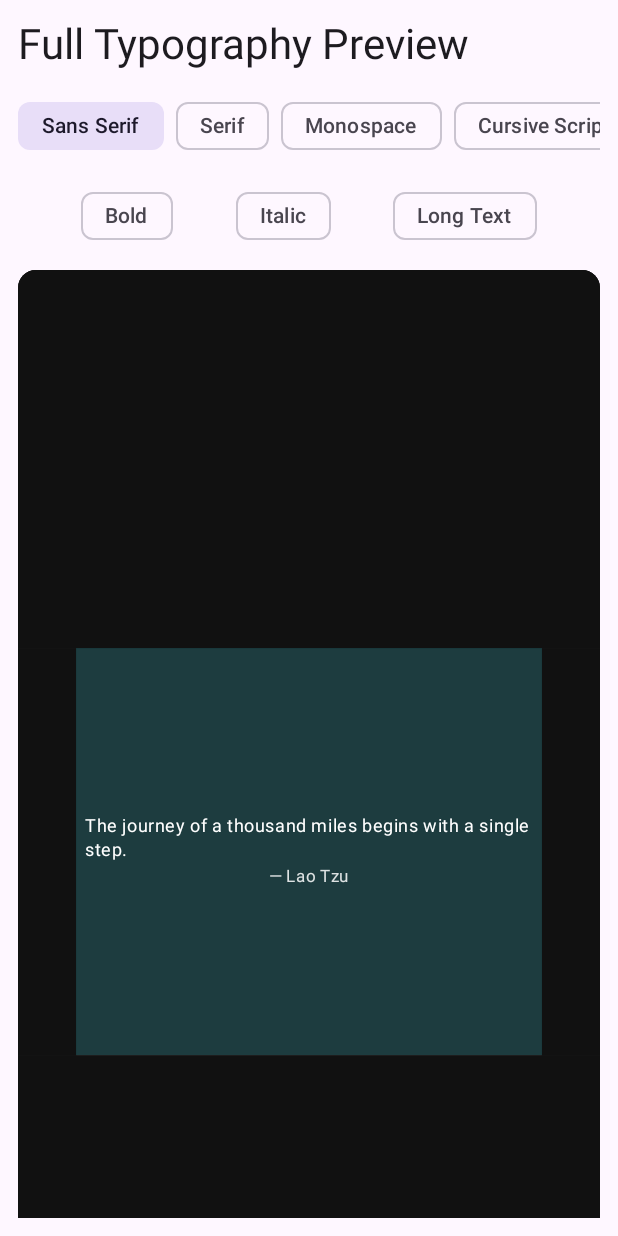
After one commit to AporSz/WallpaperApp, an Android app built with Jetpack Compose: the composable FontPreviewScreen shown on its own in the app's theme, on a phone screen of 412 x 824 dp. The commit adds this screen. Run offline under Robolectric (Android 15) with nearby library versions, the phone set to English and light mode, and no system bars.

Commit message:
feat(step-3): redesign dashboard with collapsible schedule card, font controls, and dedicated FontPreviewScreen

```diff
--- /dev/null
+++ b/app/src/main/java/com/example/wallpaperapp/ui/font/FontPreviewScreen.kt
@@ -0,0 +1,314 @@
+package com.example.wallpaperapp.ui.font
+
+import androidx.activity.compose.rememberLauncherForActivityResult
+import androidx.activity.result.contract.ActivityResultContracts
+import androidx.compose.foundation.Canvas
+import androidx.compose.foundation.background
+import androidx.compose.foundation.horizontalScroll
+import androidx.compose.foundation.layout.Arrangement
+import androidx.compose.foundation.layout.Box
+import androidx.compose.foundation.layout.BoxWithConstraints
+import androidx.compose.foundation.layout.Column
+import androidx.compose.foundation.layout.Row
+import androidx.compose.foundation.layout.Spacer
+import androidx.compose.foundation.layout.aspectRatio
+import androidx.compose.foundation.layout.fillMaxSize
+import androidx.compose.foundation.layout.fillMaxWidth
+import androidx.compose.foundation.layout.height
+import androidx.compose.foundation.layout.offset
+import androidx.compose.foundation.layout.padding
+import androidx.compose.foundation.layout.size
+import androidx.compose.foundation.rememberScrollState
+import androidx.compose.foundation.shape.RoundedCornerShape
+import androidx.compose.foundation.verticalScroll
+import androidx.compose.material3.Button
+import androidx.compose.material3.Card
+import androidx.compose.material3.CardDefaults
+import androidx.compose.material3.FilterChip
+import androidx.compose.material3.MaterialTheme
+import androidx.compose.material3.OutlinedButton
+import androidx.compose.material3.Text
+import androidx.compose.runtime.Composable
+import androidx.compose.runtime.collectAsState
+import androidx.compose.runtime.getValue
+import androidx.compose.runtime.mutableStateOf
+import androidx.compose.runtime.remember
+import androidx.compose.runtime.setValue
+import androidx.compose.ui.Alignment
+import androidx.compose.ui.Modifier
+import androidx.compose.ui.draw.clip
+import androidx.compose.ui.geometry.Offset
+import androidx.compose.ui.geometry.Size
+import androidx.compose.ui.graphics.Color
+import androidx.compose.ui.graphics.graphicsLayer
+import androidx.compose.ui.layout.ContentScale
+import androidx.compose.ui.platform.LocalContext
+import androidx.compose.ui.platform.LocalDensity
+import androidx.compose.ui.text.font.Font
+import androidx.compose.ui.text.font.FontFamily
+import androidx.compose.ui.text.font.FontStyle
+import androidx.compose.ui.text.font.FontWeight
+import androidx.compose.ui.text.style.TextOverflow
+import androidx.compose.ui.unit.IntOffset
+import androidx.compose.ui.unit.dp
+import coil.compose.AsyncImage
+import com.example.wallpaperapp.domain.model.Quote
+import com.example.wallpaperapp.domain.model.QuoteFont
+import com.example.wallpaperapp.domain.model.TextOrientation
+import com.example.wallpaperapp.ui.dashboard.DashboardViewModel
+import com.example.wallpaperapp.ui.zone.ZoneEditorViewModel
+import java.io.File
+import kotlin.math.roundToInt
+
+@Composable
+fun FontPreviewScreen(
+    dashboardViewModel: DashboardViewModel,
+    zoneEditorViewModel: ZoneEditorViewModel,
+    onConfirmFont: () -> Unit
+) {
+    val context = LocalContext.current
+    val currentSavedFontId by dashboardViewModel.quoteFontId.collectAsState()
+    val savedIsBold by dashboardViewModel.isBoldState.collectAsState()
+    val savedIsItalic by dashboardViewModel.isItalicState.collectAsState()
+
+    var previewFontId by remember(currentSavedFontId) { mutableStateOf(currentSavedFontId) }
+    var previewIsBold by remember(savedIsBold) { mutableStateOf(savedIsBold) }
+    var previewIsItalic by remember(savedIsItalic) { mutableStateOf(savedIsItalic) }
+
+    val rect by zoneEditorViewModel.normalizedRect.collectAsState()
+    val orientation by zoneEditorViewModel.textOrientation.collectAsState()
+    val sampleQuote by zoneEditorViewModel.sampleQuote.collectAsState()
+    val imageUri by zoneEditorViewModel.sampleImageUri.collectAsState()
+
+    var useLongQuotePreview by remember { mutableStateOf(false) }
+
+    val fontPickerLauncher = rememberLauncherForActivityResult(
+        contract = ActivityResultContracts.OpenDocument()
+    ) { uri ->
+        if (uri != null) {
+            dashboardViewModel.importCustomFont(context, uri)
+        }
+    }
+
+    val longQuote = remember {
+        Quote(
+            id = "long_preview",
+            text = "The unexamined life is not worth living. Human behavior flows from three main sources: desire, emotion, and knowledge. Wise men speak because they have something to say; Fools because they have to say something.",
+            author = "Plato"
+        )
+    }
+
+    val activeQuote = if (useLongQuotePreview) longQuote else sampleQuote
+
+    val displayMetrics = context.resources.displayMetrics
+    val screenAspectRatio = displayMetrics.widthPixels.toFloat() / displayMetrics.heightPixels.toFloat().coerceAtLeast(1f)
+
+    val previewFontFamily = remember(previewFontId) {
+        when (previewFontId) {
+            "builtin_sans" -> FontFamily.SansSerif
+            "builtin_serif" -> FontFamily.Serif
+            "builtin_mono" -> FontFamily.Monospace
+            "builtin_cursive" -> FontFamily.Cursive
+            "builtin_casual" -> FontFamily.Cursive
+            "builtin_sans_medium" -> FontFamily.SansSerif
+            "builtin_serif_bold" -> FontFamily.Serif
+            "builtin_mono_medium" -> FontFamily.Monospace
+            "builtin_sans_black" -> FontFamily.SansSerif
+            "builtin_sans_condensed" -> FontFamily.SansSerif
+            "builtin_sans_light" -> FontFamily.SansSerif
+            "builtin_serif_italic" -> FontFamily.Serif
+            else -> {
+                val filePath = if (previewFontId.startsWith("custom_")) {
+                    previewFontId.removePrefix("custom_")
+                } else {
+                    previewFontId
+                }
+                try {
+                    val file = File(filePath)
+                    if (file.exists() && file.length() > 0) {
+                        FontFamily(Font(file))
+                    } else {
+                        FontFamily.SansSerif
+                    }
+                } catch (_: Exception) {
+                    FontFamily.SansSerif
+                }
+            }
+        }
+    }
+
+    Column(
+        modifier = Modifier
+            .fillMaxSize()
+            .padding(12.dp)
+            .verticalScroll(rememberScrollState()),
+        verticalArrangement = Arrangement.spacedBy(12.dp),
+        horizontalAlignment = Alignment.CenterHorizontally
+    ) {
+        Text(
+            text = "Full Typography Preview",
+            style = MaterialTheme.typography.headlineMedium,
+            modifier = Modifier.align(Alignment.Start)
+        )
+
+        // Built-in Font Chips Row
+        Row(
+            modifier = Modifier
+                .fillMaxWidth()
+                .horizontalScroll(rememberScrollState()),
+            horizontalArrangement = Arrangement.spacedBy(8.dp),
+            verticalAlignment = Alignment.CenterVertically
+        ) {
+            QuoteFont.BUILTIN_FONTS.forEach { font ->
+                FilterChip(
+                    selected = previewFontId == font.id,
+                    onClick = { previewFontId = font.id },
+                    label = { Text(font.name) }
+                )
+            }
+            OutlinedButton(
+                onClick = {
+                    fontPickerLauncher.launch(
+                        arrayOf("font/ttf", "font/otf", "application/x-font-ttf", "application/octet-stream")
+                    )
+                }
+            ) {
+                Text("+ Import")
+            }
+        }
+
+        // Style Toggles Row (Bold, Italic, Long Text Preview)
+        Row(
+            modifier = Modifier.fillMaxWidth(),
+            horizontalArrangement = Arrangement.SpaceEvenly
+        ) {
+            FilterChip(
+                selected = previewIsBold,
+                onClick = { previewIsBold = !previewIsBold },
+                label = { Text("Bold") }
+            )
+            FilterChip(
+                selected = previewIsItalic,
+                onClick = { previewIsItalic = !previewIsItalic },
+                label = { Text("Italic") }
+            )
+            FilterChip(
+                selected = useLongQuotePreview,
+                onClick = { useLongQuotePreview = !useLongQuotePreview },
+                label = { Text("Long Text") }
+            )
+        }
+
+        // Wallpaper Aspect Ratio Live Canvas Card
+        Card(
+            modifier = Modifier
+                .fillMaxWidth()
+                .aspectRatio(screenAspectRatio),
+            colors = CardDefaults.cardColors(containerColor = Color.Black)
+        ) {
+            BoxWithConstraints(
+                modifier = Modifier
+                    .fillMaxSize()
+                    .clip(RoundedCornerShape(8.dp))
+            ) {
+                val containerWidthPx = this.constraints.maxWidth.toFloat()
+                val containerHeightPx = this.constraints.maxHeight.toFloat()
+
+                val leftPx = rect.left * containerWidthPx
+                val topPx = rect.top * containerHeightPx
+                val widthPx = rect.width * containerWidthPx
+                val heightPx = rect.height * containerHeightPx
+
+                val density = LocalDensity.current
+                val widthDp = with(density) { widthPx.toDp() }
+                val heightDp = with(density) { heightPx.toDp() }
+
+                // Background
+                if (imageUri != null) {
+                    AsyncImage(
+                        model = imageUri,
+                        contentDescription = "Preview Background",
+                        contentScale = ContentScale.Crop,
+                        modifier = Modifier.fillMaxSize()
+                    )
+                } else {
+                    Box(
+                        modifier = Modifier
+                            .fillMaxSize()
+                            .background(Color(0xFF222222))
+                    )
+                }
+
+                // Dimmed Outer Scrim
+                Canvas(modifier = Modifier.fillMaxSize()) {
+                    val scrimColor = Color.Black.copy(alpha = 0.50f)
+                    drawRect(scrimColor, Offset(0f, 0f), Size(containerWidthPx, topPx))
+                    drawRect(scrimColor, Offset(0f, topPx + heightPx), Size(containerWidthPx, containerHeightPx - (topPx + heightPx)))
+                    drawRect(scrimColor, Offset(0f, topPx), Size(leftPx, heightPx))
+                    drawRect(scrimColor, Offset(leftPx + widthPx, topPx), Size(containerWidthPx - (leftPx + widthPx), heightPx))
+                }
+
+                // Active Text Bounding Box
+                Box(
+                    modifier = Modifier
+                        .offset { IntOffset(leftPx.roundToInt(), topPx.roundToInt()) }
+                        .size(widthDp, heightDp)
+                        .background(Color(0x2200E5FF)),
+                    contentAlignment = Alignment.Center
+                ) {
+                    val rotationDegrees = when (orientation) {
+                        TextOrientation.HORIZONTAL -> 0f
+                        TextOrientation.VERTICAL_UP -> -90f
+                        TextOrientation.VERTICAL_DOWN -> 90f
+                    }
+
+                    Column(
+                        modifier = Modifier
+                            .padding(6.dp)
+                            .graphicsLayer { rotationZ = rotationDegrees },
+                        horizontalAlignment = Alignment.CenterHorizontally,
+                        verticalArrangement = Arrangement.Center
+                    ) {
+                        Text(
+                            text = activeQuote?.text ?: "Sample quote text renders here...",
+                            color = Color.White,
+                            style = MaterialTheme.typography.bodySmall,
+                            fontFamily = previewFontFamily,
+                            fontWeight = if (previewIsBold) FontWeight.Bold else FontWeight.Normal,
+                            fontStyle = if (previewIsItalic) FontStyle.Italic else FontStyle.Normal,
+                            overflow = TextOverflow.Ellipsis
+                        )
+                        val currentQuote = activeQuote
+                        if (currentQuote != null && !currentQuote.author.isNullOrBlank()) {
+                            Spacer(modifier = Modifier.height(2.dp))
+                            Text(
+                                text = "— ${currentQuote.author}",
+                                color = Color.White.copy(alpha = 0.85f),
+                                style = MaterialTheme.typography.labelSmall,
+                                fontFamily = previewFontFamily,
+                                fontWeight = if (previewIsBold) FontWeight.Bold else FontWeight.Normal,
+                                fontStyle = if (previewIsItalic) FontStyle.Italic else FontStyle.Normal,
+                                overflow = TextOverflow.Ellipsis
+                            )
+                        }
+                    }
+                }
+            }
+        }
+
+        // Use This Font Action Button
+        Button(
+            onClick = {
+                dashboardViewModel.setQuoteFontId(previewFontId)
+                dashboardViewModel.setIsBold(previewIsBold)
+                dashboardViewModel.setIsItalic(previewIsItalic)
+                onConfirmFont()
+            },
+            modifier = Modifier
+                .fillMaxWidth()
+                .height(50.dp)
+        ) {
+            Text("Use This Font Style", style = MaterialTheme.typography.titleMedium)
+        }
+    }
+}
```
Also changed, not shown: app/src/main/java/com/example/wallpaperapp/MainActivity.kt (+13 -1 lines), app/src/main/java/com/example/wallpaperapp/ui/dashboard/DashboardScreen.kt (+183 -67 lines), app/src/main/java/com/example/wallpaperapp/ui/dashboard/DashboardViewModel.kt (+51 -1 lines), 1 other file.
